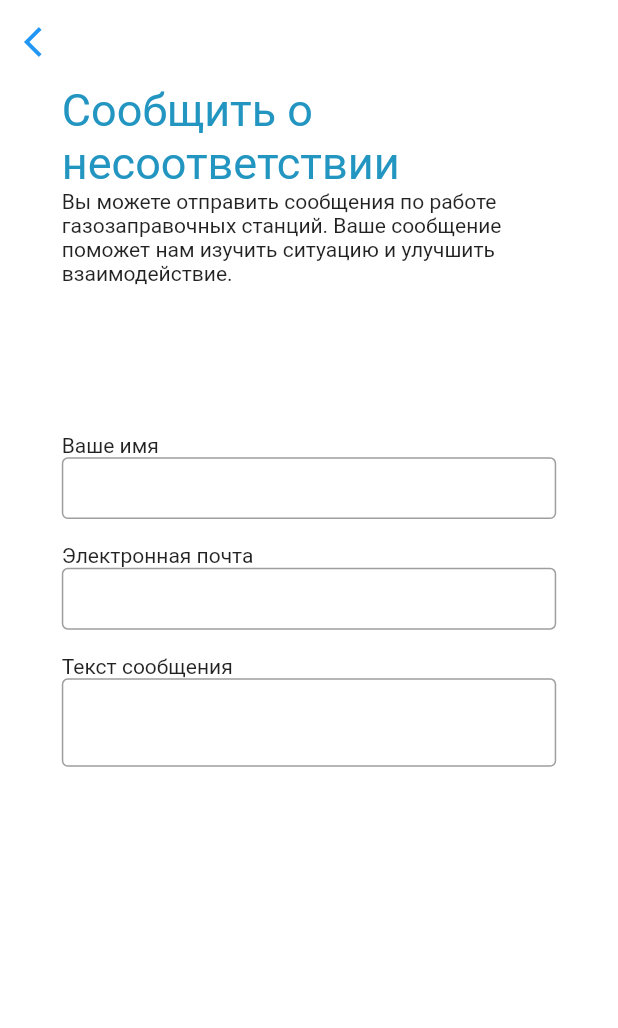
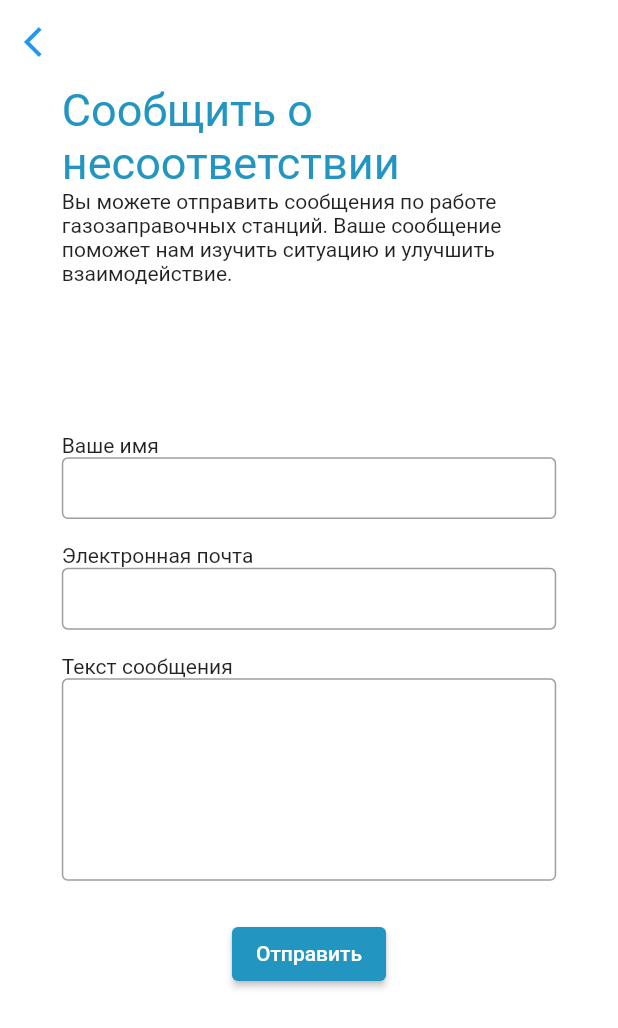
Before and after one commit to barganaev/GasApp, a Flutter app: the screen it shows after launch, in the side drawer, after a tap on "Сообщить о проблеме", on a phone screen of 412 x 824 dp. Shown: the top 1028 px of the screen. Run offline on Flutter 3.47's test engine with Material 2 defaults, Android fonts, the phone set to English and light mode, and no system bars; our stand-ins replace bloc, equatable, flutter_bloc, geolocator, google_maps_flutter, mask_text_input_formatter and 1 more.

Commit message:
added: button SEND

```diff
--- a/lib/screens/drawer/report_about_problem.dart
+++ b/lib/screens/drawer/report_about_problem.dart
@@ -39,11 +39,9 @@ class _ReportAboutProblemState extends State<ReportAboutProblem> {
               left: screenSize(context).width * 0.1,
               right: screenSize(context).width * 0.1,
               bottom: screenSize(context).height * 0.1),
-          //padding: EdgeInsets.symmetric(vertical: screenSize(context).height * 0.1, horizontal: screenSize(context).width * 0.1),
           child: Column(
             children: [
               Container(
-                //padding: EdgeInsets.only(left: screenSize(context).width * 0.1, right: screenSize(context).width * 0.1, top: screenSize(context).height * 0.1, bottom: screenSize(context).height * 0.02),
                 child: Align(
                     alignment: Alignment.centerLeft,
                     child: Text(
@@ -98,11 +96,25 @@ class _ReportAboutProblemState extends State<ReportAboutProblem> {
               ),
               Container(
                 // height: screenSize(context).height * 0.15,
-                child: TextField(
-                    decoration: InputDecoration(
-                        border: OutlineInputBorder(
-                            borderSide: BorderSide(color: Colors.black)))),
+                child: TextFormField(
+                  maxLines: 5,
+                  decoration: InputDecoration(
+                      border: OutlineInputBorder(
+                          borderSide: BorderSide(color: Colors.black)
+                      )
+                  ),
+                )
               ),
+              Padding(
+                padding: EdgeInsets.only(top: screenSize(context).height * 0.03),
+                child: ElevatedButton(
+                  style: ButtonStyle(
+                    backgroundColor: MaterialStateProperty.all<Color>(Color(0xFF2295C1)),
+                  ),
+                    onPressed: (){},
+                    child: Text('Отправить')
+                ),
+              )
             ],
           ),
         ),
```
Also changed, not shown: lib/screens/drawer/feedback.dart (+19 -7 lines), assets/ico_agzs_gray.png (added), assets/ico_agzs_green.png (added).
